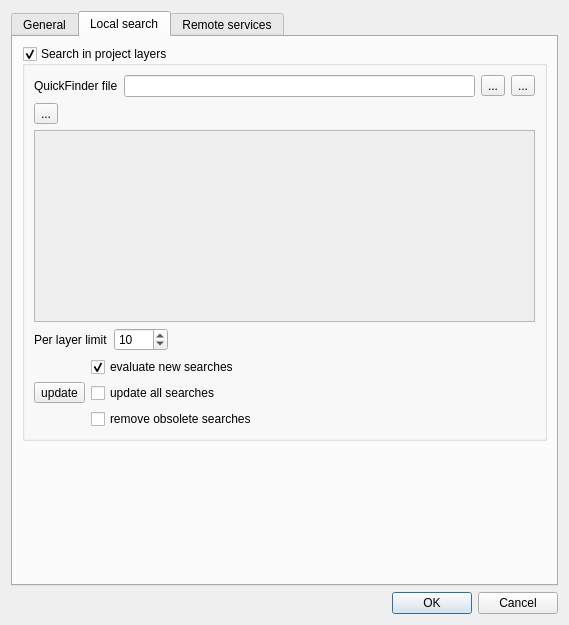
This is ui/ui_configuration.ui in 3nids/quickfinder as Qt 5 draws it before an edit. The edited form follows.
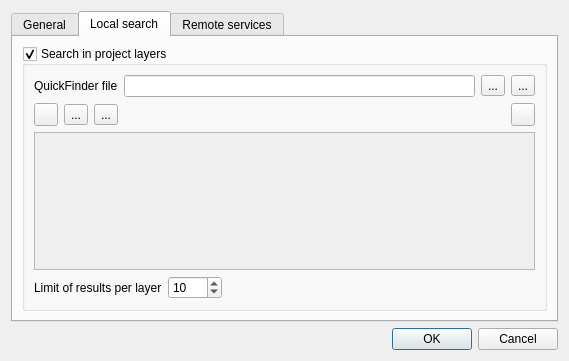
This is the edited form. Icons and pictures are not drawn.

Commit message: update config dialog, use same limits for all services

The edit to the form file:
```diff
--- a/ui/ui_configuration.ui
+++ b/ui/ui_configuration.ui
@@ -7,7 +7,7 @@
     <x>0</x>
     <y>0</y>
     <width>569</width>
-    <height>625</height>
+    <height>361</height>
    </rect>
   </property>
   <property name="windowTitle">
@@ -116,8 +116,31 @@
            <layout class="QHBoxLayout" name="horizontalLayout_10">
             <item>
              <widget class="QToolButton" name="addSearchButton">
+              <property name="icon">
+               <iconset resource="../resources.qrc">
+                <normaloff>:/plugins/quickfinder/icons/add.png</normaloff>:/plugins/quickfinder/icons/add.png</iconset>
+              </property>
+             </widget>
+            </item>
+            <item>
+             <widget class="QToolButton" name="removeSearchButton">
               <property name="text">
                <string>...</string>
+              </property>
+              <property name="icon">
+               <iconset resource="../resources.qrc">
+                <normaloff>:/plugins/quickfinder/icons/remove.png</normaloff>:/plugins/quickfinder/icons/remove.png</iconset>
+              </property>
+             </widget>
+            </item>
+            <item>
+             <widget class="QToolButton" name="editSearchButton">
+              <property name="text">
+               <string>...</string>
+              </property>
+              <property name="icon">
+               <iconset resource="../resources.qrc">
+                <normaloff>:/plugins/quickfinder/icons/edit.svg</normaloff>:/plugins/quickfinder/icons/edit.svg</iconset>
               </property>
              </widget>
             </item>
@@ -134,6 +157,17 @@
               </property>
              </spacer>
             </item>
+            <item>
+             <widget class="QToolButton" name="toolButton">
+              <property name="text">
+               <string/>
+              </property>
+              <property name="icon">
+               <iconset resource="../resources.qrc">
+                <normaloff>:/plugins/quickfinder/icons/refresh.svg</normaloff>:/plugins/quickfinder/icons/refresh.svg</iconset>
+              </property>
+             </widget>
+            </item>
            </layout>
           </item>
           <item row="2" column="0">
@@ -154,7 +188,7 @@
             <item>
              <widget class="QLabel" name="Label">
               <property name="text">
-               <string>Per layer limit</string>
+               <string>Limit of results per layer</string>
               </property>
              </widget>
             </item>
@@ -186,41 +220,6 @@
             </item>
            </layout>
           </item>
-          <item row="4" column="0">
-           <layout class="QGridLayout" name="gridLayout_2">
-            <item row="2" column="1">
-             <widget class="QCheckBox" name="checkBox_3">
-              <property name="text">
-               <string>remove obsolete searches</string>
-              </property>
-             </widget>
-            </item>
-            <item row="0" column="1">
-             <widget class="QCheckBox" name="checkBox">
-              <property name="text">
-               <string>evaluate new searches</string>
-              </property>
-              <property name="checked">
-               <bool>true</bool>
-              </property>
-             </widget>
-            </item>
-            <item row="1" column="1">
-             <widget class="QCheckBox" name="checkBox_2">
-              <property name="text">
-               <string>update all searches</string>
-              </property>
-             </widget>
-            </item>
-            <item row="0" column="0" rowspan="3">
-             <widget class="QToolButton" name="toolButton">
-              <property name="text">
-               <string>update</string>
-              </property>
-             </widget>
-            </item>
-           </layout>
-          </item>
          </layout>
         </widget>
        </item>
```
Left out of the diff: 191 changed lines with no effect on the pictures. The commit also changes 20 other files.
